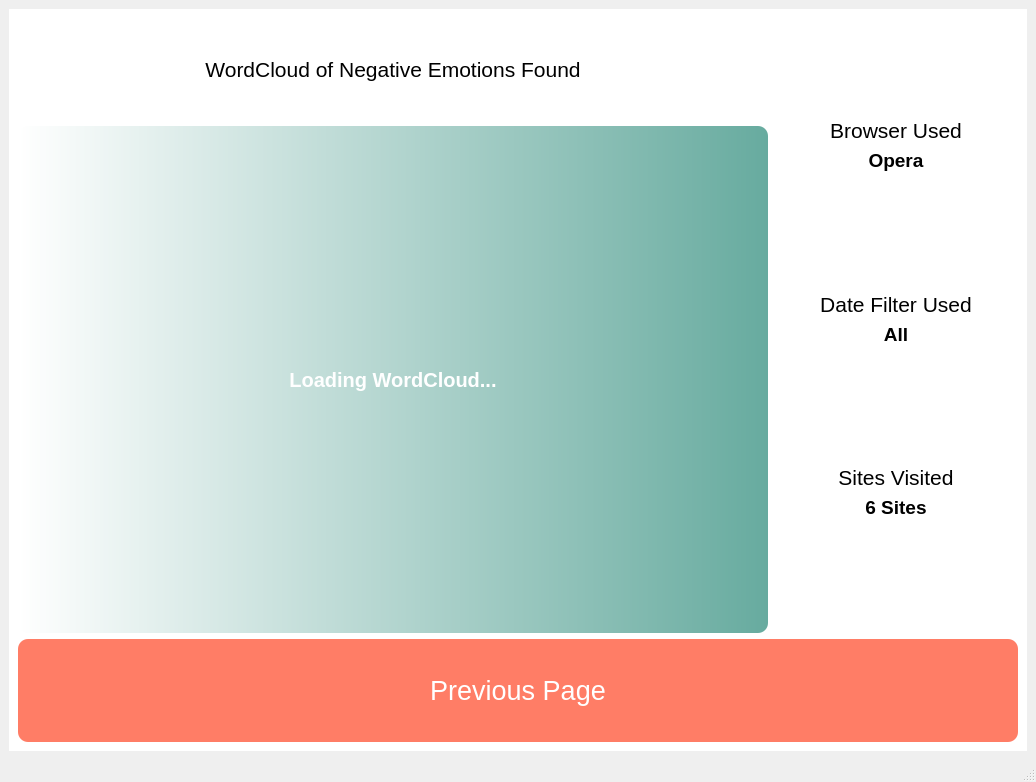
First picture: the form in src/pyqt/uiFiles/metrics.ui, repository gerardpslowey/eMot, before the edit.
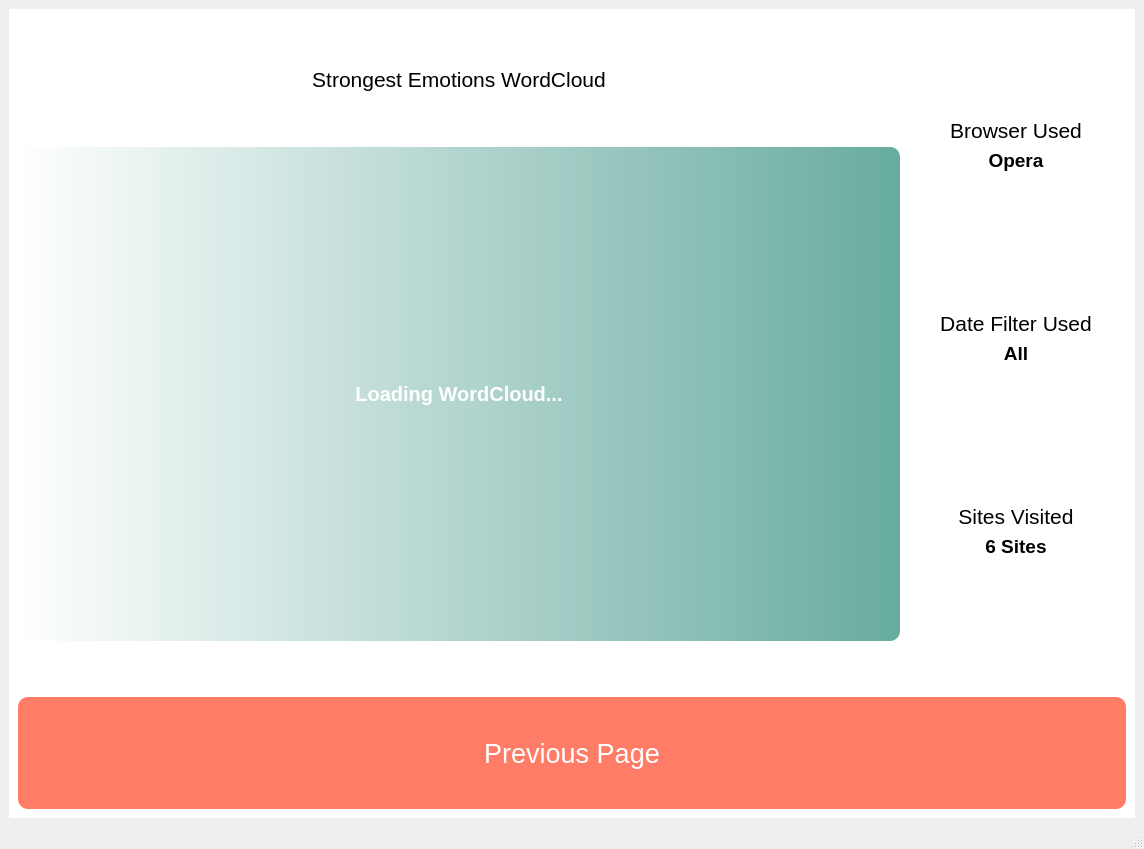
Second picture: the form after the edit. Icons and pictures are not drawn. Custom widgets are drawn as their Qt base class.

Commit message: add nice line animation, wordCloud update, sentence format

Diff of the .ui file:
```diff
--- a/src/pyqt/uiFiles/metrics.ui
+++ b/src/pyqt/uiFiles/metrics.ui
@@ -6,8 +6,8 @@
    <rect>
     <x>0</x>
     <y>0</y>
-    <width>1036</width>
-    <height>782</height>
+    <width>1144</width>
+    <height>849</height>
    </rect>
   </property>
   <property name="sizePolicy">
@@ -140,7 +140,10 @@
           <item>
            <layout class="QHBoxLayout" name="cloudTextLayout" stretch="4,1">
             <item>
-             <layout class="QVBoxLayout" name="cloudLayout" stretch="1,5">
+             <layout class="QVBoxLayout" name="cloudLayout" stretch="1,4">
+              <property name="bottomMargin">
+               <number>50</number>
+              </property>
               <item>
                <layout class="QVBoxLayout" name="verticalLayout_5">
                 <item>
@@ -151,7 +154,7 @@
                    </font>
                   </property>
                   <property name="text">
-                   <string>WordCloud of Negative Emotions Found</string>
+                   <string>Strongest Emotions WordCloud</string>
                   </property>
                   <property name="alignment">
                    <set>Qt::AlignCenter</set>
@@ -160,18 +163,23 @@
                 </item>
                </layout>
               </item>
+              <item>
+               <layout class="QHBoxLayout" name="horizontalLayout_3" stretch="6">
+                <property name="sizeConstraint">
+                 <enum>QLayout::SetDefaultConstraint</enum>
+                </property>
               <item>
                <widget class="QLabel" name="wordCloud">
                 <property name="sizePolicy">
-                 <sizepolicy hsizetype="Preferred" vsizetype="Preferred">
+                   <sizepolicy hsizetype="Expanding" vsizetype="Expanding">
                   <horstretch>0</horstretch>
                   <verstretch>0</verstretch>
                  </sizepolicy>
                 </property>
                 <property name="maximumSize">
                  <size>
-                  <width>750</width>
-                  <height>600</height>
+                    <width>1050</width>
+                    <height>750</height>
                  </size>
                 </property>
                 <property name="font">
@@ -208,6 +216,8 @@
               </item>
              </layout>
             </item>
+             </layout>
+            </item>
             <item>
              <layout class="QVBoxLayout" name="textLayout">
               <property name="topMargin">
```
Left out of the diff: 5 changed lines with no effect on the pictures. Lines whose indentation alone changed are shown as unchanged. The commit also changes 4 other files.
